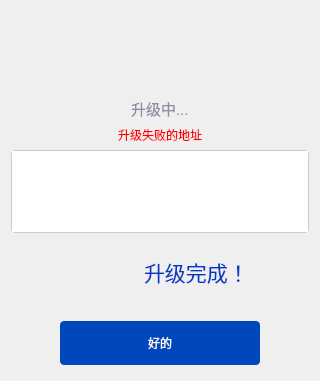
Dobot-Arm/DRobotMaintenanceTool, file code/ServoParamsAllUpgradeWidget.ui: the form before one commit.
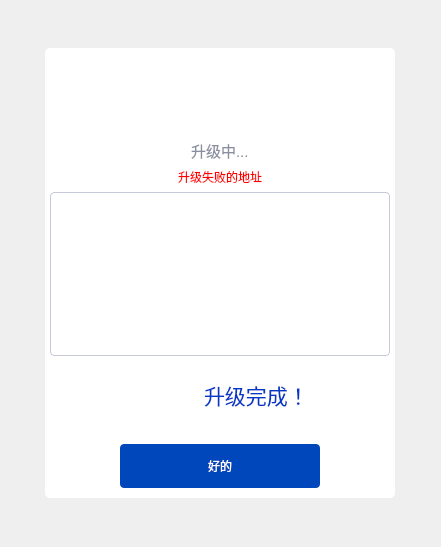
The form after the commit.

What changed in the file:
```diff
--- a/code/ServoParamsAllUpgradeWidget.ui
+++ b/code/ServoParamsAllUpgradeWidget.ui
@@ -6,16 +6,64 @@
    <rect>
     <x>0</x>
     <y>0</y>
-    <width>320</width>
-    <height>381</height>
+    <width>441</width>
+    <height>547</height>
    </rect>
   </property>
+  <property name="maximumSize">
+   <size>
+    <width>16777215</width>
+    <height>16777215</height>
+   </size>
+  </property>
   <property name="windowTitle">
    <string>Form</string>
   </property>
   <layout class="QHBoxLayout" name="horizontalLayout">
    <item>
+    <spacer name="horizontalSpacer_4">
+     <property name="orientation">
+      <enum>Qt::Horizontal</enum>
+     </property>
+     <property name="sizeHint" stdset="0">
+      <size>
+       <width>40</width>
+       <height>20</height>
+      </size>
+     </property>
+    </spacer>
+   </item>
+   <item>
+    <widget class="QWidget" name="widget" native="true">
+     <property name="minimumSize">
+      <size>
+       <width>350</width>
+       <height>450</height>
+      </size>
+     </property>
+     <property name="maximumSize">
+      <size>
+       <width>350</width>
+       <height>450</height>
+      </size>
+     </property>
+     <property name="styleSheet">
+      <string notr="true">background-color: rgb(255, 255, 255);
+border-radius:5px;</string>
+     </property>
     <layout class="QVBoxLayout" name="verticalLayout">
+      <property name="leftMargin">
+       <number>5</number>
+      </property>
+      <property name="topMargin">
+       <number>5</number>
+      </property>
+      <property name="rightMargin">
+       <number>5</number>
+      </property>
+      <property name="bottomMargin">
+       <number>5</number>
+      </property>
      <item alignment="Qt::AlignHCenter">
       <widget class="QLabel" name="labelDoing">
        <property name="minimumSize">
@@ -72,9 +120,26 @@
      <item>
       <widget class="QTextEdit" name="textErrorServoParams">
        <property name="styleSheet">
-        <string notr="true">color: rgb(55, 71, 95);
+         <string notr="true">QTextEdit
+{
+color: #A6AEBA;
 border: 0.5px solid #C6C9D7;
-border-radius: 4px;</string>
+border-radius: 4px;
+
+}
+
+QScrollBar{
+    background: transparent;
+	border-radius:3px;
+    width: 6px;
+}
+QScrollBar::handle:vertical {
+	background-color: #e0e0e0;
+    min-height: 30px;
+	border-radius:3px;
+	width: 6px;
+}
+</string>
        </property>
        <property name="readOnly">
         <bool>true</bool>
@@ -207,6 +272,20 @@
       </spacer>
      </item>
     </layout>
+    </widget>
+   </item>
+   <item>
+    <spacer name="horizontalSpacer_3">
+     <property name="orientation">
+      <enum>Qt::Horizontal</enum>
+     </property>
+     <property name="sizeHint" stdset="0">
+      <size>
+       <width>40</width>
+       <height>20</height>
+      </size>
+     </property>
+    </spacer>
    </item>
   </layout>
  </widget>
```
Lines whose indentation alone changed are shown as unchanged.
